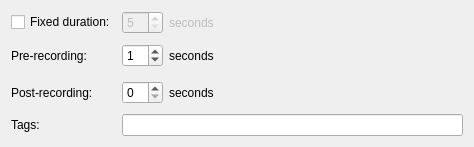
This is vms/client/nx_vms_client_desktop/src/ui/widgets/business/bookmark_business_action_widget.ui in networkoptix/nx_open as Qt 5 draws it before an edit. The edited form follows.
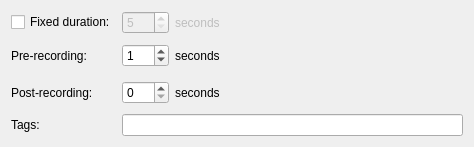
This is the edited form.

Commit message: VMS-20611: Increase recording maximum for event actions

The edit to the form file:
```diff
--- a/vms/client/nx_vms_client_desktop/src/ui/widgets/business/bookmark_business_action_widget.ui
+++ b/vms/client/nx_vms_client_desktop/src/ui/widgets/business/bookmark_business_action_widget.ui
@@ -41,7 +41,7 @@
          <number>0</number>
         </property>
         <property name="maximum">
-         <number>30</number>
+         <number>600</number>
         </property>
         <property name="value">
          <number>0</number>
@@ -85,7 +85,7 @@
          <number>5</number>
         </property>
         <property name="maximum">
-         <number>30</number>
+         <number>600</number>
         </property>
        </widget>
       </item>
@@ -126,7 +126,7 @@
          <number>0</number>
         </property>
         <property name="maximum">
-         <number>30</number>
+         <number>600</number>
         </property>
         <property name="value">
          <number>1</number>
```
The commit also changes 4 other files.
